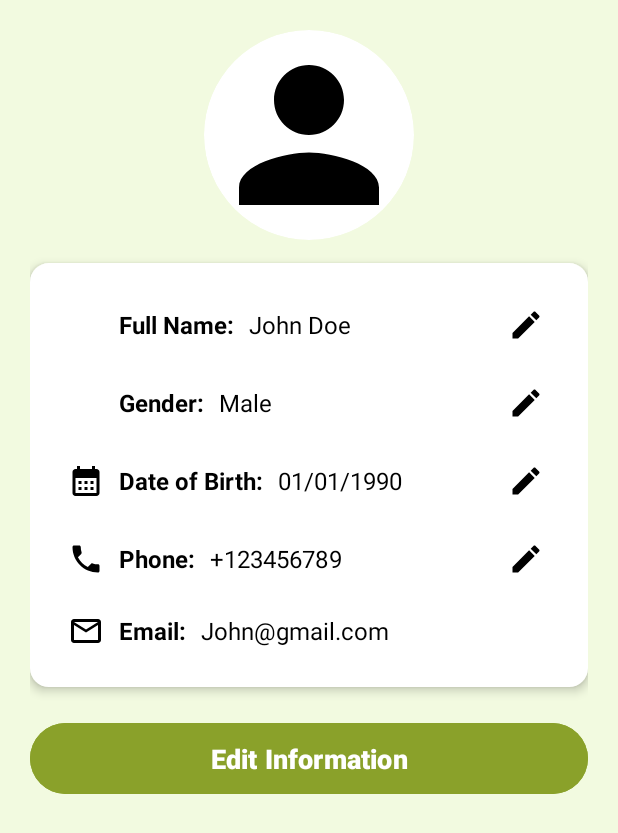
After one commit to Nguyenphattai020904/Final_Project, an Android app: the layout activity_profile.xml on its own in the app's theme, with its tools: preview values and no code run, on a phone screen of 412 x 824 dp. The commit adds this screen. Shown: the top 833 px of the screen. Run offline under Robolectric (Android 15) with nearby library versions, the phone set to English and light mode, and no system bars.

Commit message:
Giao diện task Chỉnh sửa thông tin cá nhân

```diff
--- a/app/src/main/AndroidManifest.xml
+++ b/app/src/main/AndroidManifest.xml
@@ -47,5 +47,7 @@
         <activity android:name=".ProductData"/>
         <activity android:name=".ProductAdapter"/>
         <activity android:name=".Message"/>
+        <activity android:name=".EditProfileActivity"/>
+
     </application>
 </manifest>
--- a/app/src/main/java/com/example/final_project/ProfileFragment.java
+++ b/app/src/main/java/com/example/final_project/ProfileFragment.java
@@ -50,4 +50,8 @@ public class ProfileFragment extends Fragment {
         startActivity(intent);
         getActivity().finish();
     }
+
+
+
+
 }
--- /dev/null
+++ b/app/src/main/res/drawable/calendar.xml
@@ -0,0 +1,5 @@
+<vector xmlns:android="http://schemas.android.com/apk/res/android" android:height="24dp" android:tint="#000000" android:viewportHeight="24" android:viewportWidth="24" android:width="24dp">
+
+    <path android:fillColor="@android:color/white" android:pathData="M19,4h-1V2h-2v2H8V2H6v2H5C3.89,4 3.01,4.9 3.01,6L3,20c0,1.1 0.89,2 2,2h14c1.1,0 2,-0.9 2,-2V6C21,4.9 20.1,4 19,4zM19,20H5V10h14V20zM9,14H7v-2h2V14zM13,14h-2v-2h2V14zM17,14h-2v-2h2V14zM9,18H7v-2h2V18zM13,18h-2v-2h2V18zM17,18h-2v-2h2V18z"/>
+
+</vector>
--- /dev/null
+++ b/app/src/main/res/drawable/circle_background_white.xml
@@ -0,0 +1,6 @@
+<?xml version="1.0" encoding="utf-8"?>
+<shape xmlns:android="http://schemas.android.com/apk/res/android"
+    android:shape="oval">
+    <solid android:color="@color/white" />
+    <size android:width="64dp" android:height="64dp"/>
+</shape>
--- /dev/null
+++ b/app/src/main/res/drawable/mail.xml
@@ -0,0 +1,5 @@
+<vector xmlns:android="http://schemas.android.com/apk/res/android" android:height="24dp" android:tint="#000000" android:viewportHeight="24" android:viewportWidth="24" android:width="24dp">
+
+    <path android:fillColor="@android:color/white" android:pathData="M20,4L4,4c-1.1,0 -1.99,0.9 -1.99,2L2,18c0,1.1 0.9,2 2,2h16c1.1,0 2,-0.9 2,-2L22,6c0,-1.1 -0.9,-2 -2,-2zM20,18L4,18L4,8l8,5 8,-5v10zM12,11L4,6h16l-8,5z"/>
+
+</vector>
--- /dev/null
+++ b/app/src/main/res/drawable/person.xml
@@ -0,0 +1,5 @@
+<vector xmlns:android="http://schemas.android.com/apk/res/android" android:height="24dp" android:tint="#000000" android:viewportHeight="24" android:viewportWidth="24" android:width="24dp">
+
+    <path android:fillColor="@android:color/white" android:pathData="M12,12c2.21,0 4,-1.79 4,-4s-1.79,-4 -4,-4 -4,1.79 -4,4 1.79,4 4,4zM12,14c-2.67,0 -8,1.34 -8,4v2h16v-2c0,-2.66 -5.33,-4 -8,-4z"/>
+
+</vector>
--- /dev/null
+++ b/app/src/main/res/drawable/phone.xml
@@ -0,0 +1,5 @@
+<vector xmlns:android="http://schemas.android.com/apk/res/android" android:height="24dp" android:tint="#000000" android:viewportHeight="24" android:viewportWidth="24" android:width="24dp">
+
+    <path android:fillColor="@android:color/white" android:pathData="M6.62,10.79c1.44,2.83 3.76,5.14 6.59,6.59l2.2,-2.2c0.27,-0.27 0.67,-0.36 1.02,-0.24 1.12,0.37 2.33,0.57 3.57,0.57 0.55,0 1,0.45 1,1V20c0,0.55 -0.45,1 -1,1 -9.39,0 -17,-7.61 -17,-17 0,-0.55 0.45,-1 1,-1h3.5c0.55,0 1,0.45 1,1 0,1.25 0.2,2.45 0.57,3.57 0.11,0.35 0.03,0.74 -0.25,1.02l-2.2,2.2z"/>
+
+</vector>
--- /dev/null
+++ b/app/src/main/res/layout/activity_profile.xml
@@ -0,0 +1,257 @@
+<?xml version="1.0" encoding="utf-8"?>
+<ScrollView xmlns:android="http://schemas.android.com/apk/res/android"
+    xmlns:app="http://schemas.android.com/apk/res-auto"
+    xmlns:tools="http://schemas.android.com/tools"
+    android:layout_width="match_parent"
+    android:layout_height="match_parent"
+    android:background="@color/back_ground">
+
+    <LinearLayout
+        android:layout_width="match_parent"
+        android:layout_height="wrap_content"
+        android:orientation="vertical"
+        android:padding="20dp"
+        android:gravity="center_horizontal">
+
+        <!-- Profile Picture -->
+        <ImageView
+            android:id="@+id/img_avatar"
+            android:layout_width="140dp"
+            android:layout_height="140dp"
+            android:layout_marginBottom="15dp"
+            android:background="@drawable/circle_background_white"
+            android:scaleType="centerCrop"
+            app:srcCompat="@drawable/person"
+            android:clipToOutline="true"/>
+
+        <!-- Card chứa thông tin -->
+        <LinearLayout
+            android:layout_width="match_parent"
+            android:layout_height="wrap_content"
+            android:orientation="vertical"
+            android:background="@drawable/border_edit_text"
+            android:elevation="4dp"
+            android:padding="15dp"
+            android:layout_marginBottom="20dp">
+
+            <!-- Full Name -->
+            <LinearLayout
+                android:layout_width="match_parent"
+                android:layout_height="wrap_content"
+                android:orientation="horizontal"
+                android:gravity="center_vertical"
+                android:padding="10dp">
+
+                <ImageView
+                    android:layout_width="24dp"
+                    android:layout_height="24dp"
+                    android:src="@drawable/circle_background_white"
+                    />
+
+                <TextView
+                    android:layout_width="wrap_content"
+                    android:layout_height="wrap_content"
+                    android:text="Full Name:"
+                    android:textSize="16sp"
+                    android:textColor="@color/black"
+                    android:textStyle="bold"
+                    android:layout_marginStart="10dp"/>
+
+                <TextView
+                    android:id="@+id/txt_full_name"
+                    android:layout_width="0dp"
+                    android:layout_weight="1"
+                    android:layout_height="wrap_content"
+                    android:text="John Doe"
+                    android:textSize="16sp"
+                    android:textColor="@color/black"
+                    android:layout_marginStart="10dp"/>
+
+                <ImageButton
+                    android:id="@+id/btn_edit_name"
+                    android:layout_width="32dp"
+                    android:layout_height="32dp"
+                    android:background="?attr/selectableItemBackgroundBorderless"
+                    android:contentDescription="Edit Name"
+                    android:src="@drawable/edit"
+                    tools:ignore="TouchTargetSizeCheck" />
+            </LinearLayout>
+
+            <!-- Gender -->
+            <LinearLayout
+                android:layout_width="match_parent"
+                android:layout_height="wrap_content"
+                android:orientation="horizontal"
+                android:gravity="center_vertical"
+                android:padding="10dp">
+
+                <ImageView
+                    android:layout_width="24dp"
+                    android:layout_height="24dp"
+                    android:src="@drawable/circle_background_white"
+                    />
+
+                <TextView
+                    android:layout_width="wrap_content"
+                    android:layout_height="wrap_content"
+                    android:text="Gender:"
+                    android:textSize="16sp"
+                    android:textColor="@color/black"
+                    android:textStyle="bold"
+                    android:layout_marginStart="10dp"/>
+
+                <TextView
+                    android:id="@+id/txt_gender"
+                    android:layout_width="0dp"
+                    android:layout_weight="1"
+                    android:layout_height="wrap_content"
+                    android:text="Male"
+                    android:textSize="16sp"
+                    android:textColor="@color/black"
+                    android:layout_marginStart="10dp"/>
+
+                <ImageButton
+                    android:id="@+id/btn_edit_gender"
+                    android:layout_width="32dp"
+                    android:layout_height="32dp"
+                    android:background="?attr/selectableItemBackgroundBorderless"
+                    android:contentDescription="Edit Gender"
+                    android:src="@drawable/edit"
+                    tools:ignore="TouchTargetSizeCheck" />
+            </LinearLayout>
+
+            <!-- Date of Birth -->
+            <LinearLayout
+                android:layout_width="match_parent"
+                android:layout_height="wrap_content"
+                android:orientation="horizontal"
+                android:gravity="center_vertical"
+                android:padding="10dp">
+
+                <ImageView
+                    android:layout_width="24dp"
+                    android:layout_height="24dp"
+                    android:src="@drawable/calendar"
+                    />
+
+                <TextView
+                    android:layout_width="wrap_content"
+                    android:layout_height="wrap_content"
+                    android:text="Date of Birth:"
+                    android:textSize="16sp"
+                    android:textColor="@color/black"
+                    android:textStyle="bold"
+                    android:layout_marginStart="10dp"/>
+
+                <TextView
+                    android:id="@+id/txt_dob"
+                    android:layout_width="0dp"
+                    android:layout_weight="1"
+                    android:layout_height="wrap_content"
+                    android:text="01/01/1990"
+                    android:textSize="16sp"
+                    android:textColor="@color/black"
+                    android:layout_marginStart="10dp"/>
+
+                <ImageButton
+                    android:id="@+id/btn_edit_dob"
+                    android:layout_width="32dp"
+                    android:layout_height="32dp"
+                    android:background="?attr/selectableItemBackgroundBorderless"
+                    android:contentDescription="Edit DOB"
+                    android:src="@drawable/edit"
+                    tools:ignore="TouchTargetSizeCheck" />
+            </LinearLayout>
+
+            <!-- Phone Number -->
+            <LinearLayout
+                android:layout_width="match_parent"
+                android:layout_height="wrap_content"
+                android:orientation="horizontal"
+                android:gravity="center_vertical"
+                android:padding="10dp">
+
+                <ImageView
+                    android:layout_width="24dp"
+                    android:layout_height="24dp"
+                    android:src="@drawable/phone"
+                    />
+
+                <TextView
+                    android:layout_width="wrap_content"
+                    android:layout_height="wrap_content"
+                    android:text="Phone:"
+                    android:textSize="16sp"
+                    android:textColor="@color/black"
+                    android:textStyle="bold"
+                    android:layout_marginStart="10dp"/>
+
+                <TextView
+                    android:id="@+id/txt_phone"
+                    android:layout_width="0dp"
+                    android:layout_weight="1"
+                    android:layout_height="wrap_content"
+                    android:text="+123456789"
+                    android:textSize="16sp"
+                    android:textColor="@color/black"
+                    android:layout_marginStart="10dp"/>
+
+                <ImageButton
+                    android:id="@+id/btn_edit_phone"
+                    android:layout_width="32dp"
+                    android:layout_height="32dp"
+                    android:background="?attr/selectableItemBackgroundBorderless"
+                    android:contentDescription="Edit Phone"
+                    android:src="@drawable/edit"
+                    tools:ignore="TouchTargetSizeCheck" />
+            </LinearLayout>
+
+            <!-- Email -->
+            <LinearLayout
+                android:layout_width="match_parent"
+                android:layout_height="wrap_content"
+                android:orientation="horizontal"
+                android:gravity="center_vertical"
+                android:padding="10dp">
+
+                <ImageView
+                    android:layout_width="24dp"
+                    android:layout_height="24dp"
+                    android:src="@drawable/mail"
+                    />
+
+                <TextView
+                    android:layout_width="wrap_content"
+                    android:layout_height="wrap_content"
+                    android:text="Email:"
+                    android:textSize="16sp"
+                    android:textColor="@color/black"
+                    android:textStyle="bold"
+                    android:layout_marginStart="10dp"/>
+
+                <TextView
+                    android:id="@+id/txt_email"
+                    android:layout_width="0dp"
+                    android:layout_weight="1"
+                    android:layout_height="wrap_content"
+                    android:text="John@gmail.com"
+                    android:textSize="16sp"
+                    android:textColor="@color/black"
+                    android:layout_marginStart="10dp"/>
+
+            </LinearLayout>
+        </LinearLayout>
+
+        <!-- Edit Button (tổng thể) -->
+        <Button
+            android:id="@+id/btn_edit_profile"
+            android:layout_width="match_parent"
+            android:layout_height="55dp"
+            android:backgroundTint="@color/green_smoke"
+            android:text="Edit Information"
+            android:textSize="18sp"
+            android:textStyle="bold"
+            android:textColor="@color/white"
+            android:layout_marginBottom="15dp"/>
+    </LinearLayout>
+</ScrollView>
--- /dev/null
+++ b/app/src/main/res/layout/dialog_edit_gender.xml
@@ -0,0 +1,41 @@
+<?xml version="1.0" encoding="utf-8"?>
+<LinearLayout xmlns:android="http://schemas.android.com/apk/res/android"
+    android:layout_width="match_parent"
+    android:layout_height="wrap_content"
+    android:orientation="vertical"
+    android:padding="20dp"
+    android:background="@android:color/white">
+
+    <RadioGroup
+        android:id="@+id/rg_gender"
+        android:layout_width="match_parent"
+        android:layout_height="wrap_content"
+        android:orientation="horizontal">
+
+        <RadioButton
+            android:id="@+id/rb_male"
+            android:layout_width="wrap_content"
+            android:layout_height="wrap_content"
+            android:text="Male"
+            android:textSize="16sp"
+            android:layout_marginEnd="20dp"/>
+
+        <RadioButton
+            android:id="@+id/rb_female"
+            android:layout_width="wrap_content"
+            android:layout_height="wrap_content"
+            android:text="Female"
+            android:textSize="16sp"/>
+
+    </RadioGroup>
+
+    <Button
+        android:id="@+id/btn_save_gender"
+        android:layout_width="match_parent"
+        android:layout_height="wrap_content"
+        android:text="Save"
+        android:textSize="16sp"
+        android:backgroundTint="@color/green_smoke"
+        android:textColor="@android:color/white"
+        android:layout_marginTop="10dp"/>
+</LinearLayout>
--- /dev/null
+++ b/app/src/main/res/layout/dialog_edit_text.xml
@@ -0,0 +1,27 @@
+<?xml version="1.0" encoding="utf-8"?>
+<LinearLayout xmlns:android="http://schemas.android.com/apk/res/android"
+    android:layout_width="match_parent"
+    android:layout_height="wrap_content"
+    android:orientation="vertical"
+    android:padding="20dp"
+    android:background="@android:color/white">
+
+    <EditText
+        android:id="@+id/edt_input"
+        android:layout_width="match_parent"
+        android:layout_height="wrap_content"
+        android:hint="Enter new info"
+        android:textSize="16sp"
+        android:padding="10dp"
+        android:background="@android:drawable/edit_text"/>
+
+    <Button
+        android:id="@+id/btn_save"
+        android:layout_width="match_parent"
+        android:layout_height="wrap_content"
+        android:text="Save"
+        android:textSize="16sp"
+        android:backgroundTint="@color/green_smoke"
+        android:textColor="@android:color/white"
+        android:layout_marginTop="10dp"/>
+</LinearLayout>
--- a/app/src/main/res/layout/fragment_home.xml
+++ b/app/src/main/res/layout/fragment_home.xml
@@ -6,7 +6,7 @@
     xmlns:app="http://schemas.android.com/apk/res-auto"
     android:orientation="vertical"
     android:background="@color/back_ground"
-    android:padding="12dp">
+    >
 
     <!-- Header: Thanh tìm kiếm + Chuông thông báo -->
     <LinearLayout
--- a/app/src/main/res/layout/fragment_profile.xml
+++ b/app/src/main/res/layout/fragment_profile.xml
@@ -39,6 +39,7 @@
 
             <!-- Edit Personal Info -->
             <LinearLayout
+                android:id="@+id/btn_edit_personal_info"
                 android:layout_width="match_parent"
                 android:layout_height="wrap_content"
                 android:orientation="horizontal"
```
Also changed, not shown: 1 other file.
